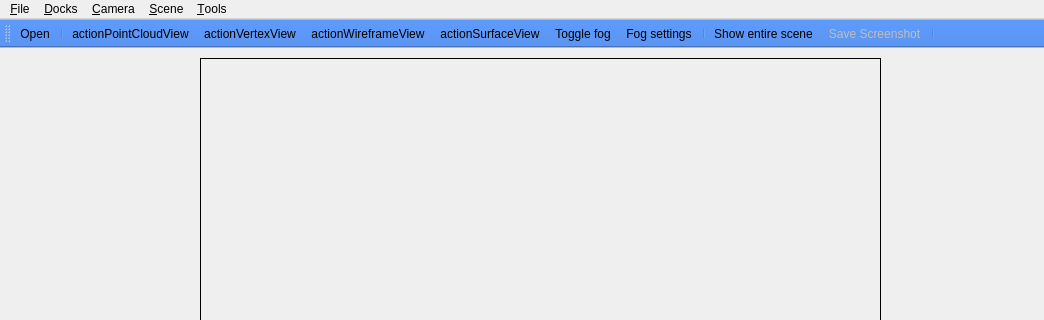
Before: the Qt Designer form src/qglviewer/ui/MainWindow.ui in uos/lvr2, drawn with Qt 5; both pictures show x 0 to 1044 and y 0 to 320 of the 1044 by 795 pixel window.
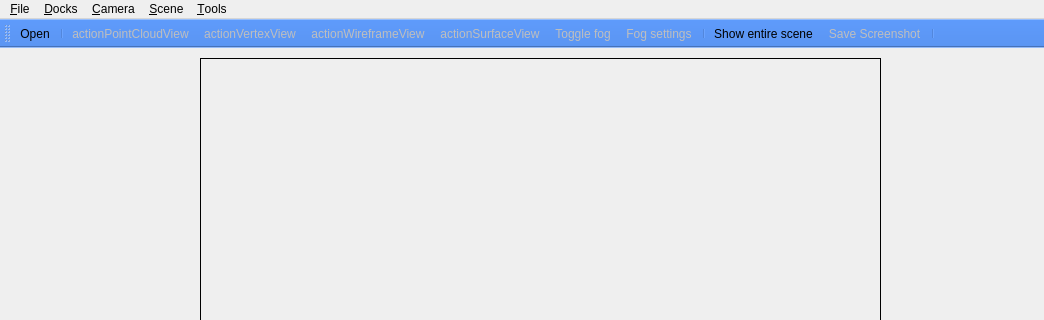
After: the same form once the commit is applied. Icons and pictures are not drawn.

What changed in the file:
```diff
--- a/src/qglviewer/ui/MainWindow.ui
+++ b/src/qglviewer/ui/MainWindow.ui
@@ -527,6 +527,9 @@
   </widget>
   <widget class="QStatusBar" name="statusbar"/>
   <widget class="QToolBar" name="toolBar">
+   <property name="enabled">
+    <bool>true</bool>
+   </property>
    <property name="palette">
     <palette>
      <active>
@@ -614,10 +617,10 @@
    </attribute>
    <addaction name="action_Open"/>
    <addaction name="separator"/>
-   <addaction name="actionActionPointCloudView"/>
-   <addaction name="actionActionVertexView"/>
-   <addaction name="actionActionWireframeView"/>
-   <addaction name="actionActionSurfaceView"/>
+   <addaction name="actionPointCloudView"/>
+   <addaction name="actionVertexView"/>
+   <addaction name="actionWireframeView"/>
+   <addaction name="actionSurfaceView"/>
    <addaction name="actionToggle_fog"/>
    <addaction name="actionFog_settings"/>
    <addaction name="separator"/>
@@ -761,6 +764,9 @@
    </property>
   </action>
   <action name="actionToggle_fog">
+   <property name="enabled">
+    <bool>false</bool>
+   </property>
    <property name="icon">
     <iconset resource="../res/viewer.qrc">
      <normaloff>:/qv_fog.png</normaloff>:/qv_fog.png</iconset>
@@ -770,6 +776,9 @@
    </property>
   </action>
   <action name="actionFog_settings">
+   <property name="enabled">
+    <bool>false</bool>
+   </property>
    <property name="icon">
     <iconset resource="../res/viewer.qrc">
      <normaloff>:/qv_fogsettings.png</normaloff>:/qv_fogsettings.png</iconset>
@@ -778,7 +787,10 @@
     <string>Fog settings...</string>
    </property>
   </action>
-  <action name="actionActionWireframeView">
+  <action name="actionWireframeView">
+   <property name="enabled">
+    <bool>false</bool>
+   </property>
    <property name="icon">
     <iconset resource="../res/viewer.qrc">
      <normaloff>:/qv_wireframe.png</normaloff>:/qv_wireframe.png</iconset>
@@ -790,7 +802,10 @@
     <string>Render objects in wireframe mode</string>
    </property>
   </action>
-  <action name="actionActionVertexView">
+  <action name="actionVertexView">
+   <property name="enabled">
+    <bool>false</bool>
+   </property>
    <property name="icon">
     <iconset resource="../res/viewer.qrc">
      <normaloff>:/qv_vertices.png</normaloff>:/qv_vertices.png</iconset>
@@ -802,7 +817,10 @@
     <string>Renders vertices only</string>
    </property>
   </action>
-  <action name="actionActionPointCloudView">
+  <action name="actionPointCloudView">
+   <property name="enabled">
+    <bool>false</bool>
+   </property>
    <property name="icon">
     <iconset resource="../res/viewer.qrc">
      <normaloff>:/qv_points.png</normaloff>:/qv_points.png</iconset>
@@ -814,7 +832,10 @@
     <string>Renders loaded point clouds only</string>
    </property>
   </action>
-  <action name="actionActionSurfaceView">
+  <action name="actionSurfaceView">
+   <property name="enabled">
+    <bool>false</bool>
+   </property>
    <property name="icon">
     <iconset resource="../res/viewer.qrc">
      <normaloff>:/qv_surfaces.png</normaloff>:/qv_surfaces.png</iconset>
```
